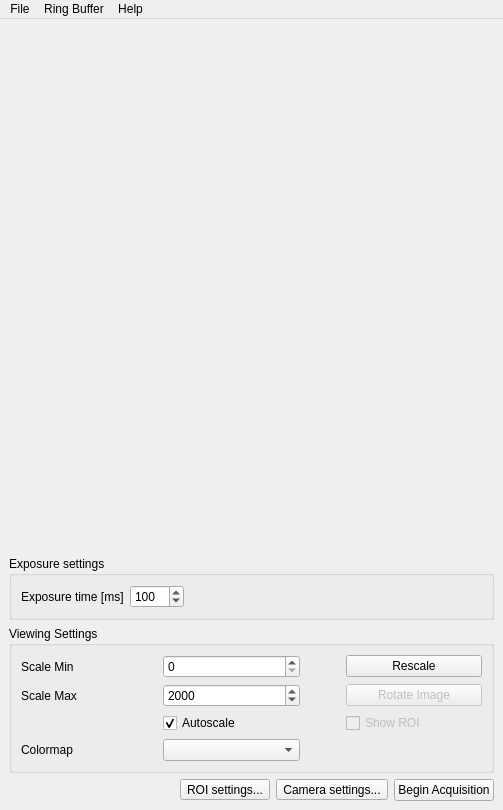
Above: viewer/viewer.ui from lcici/qCamera before the change. Below: the same form after it.
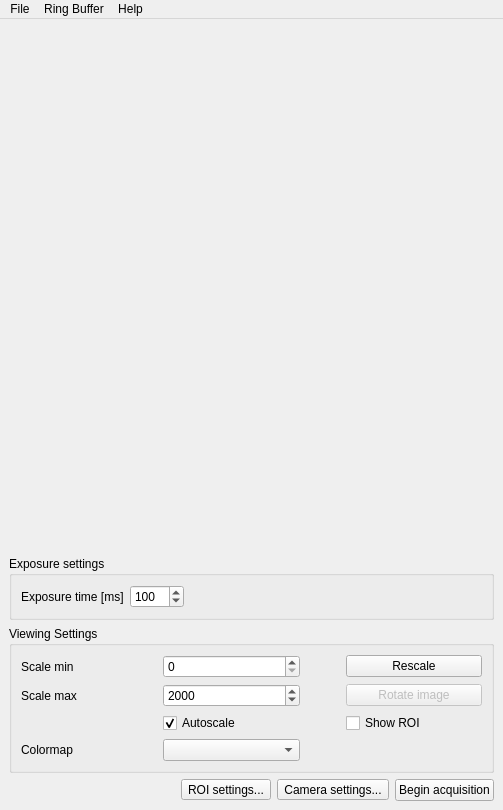
That is the form after the change. Custom widgets are drawn as their Qt base class.

Patch:
```diff
--- a/viewer/viewer.ui
+++ b/viewer/viewer.ui
@@ -124,7 +124,7 @@
          <item row="0" column="0">
           <widget class="QLabel" name="label_2">
            <property name="text">
-            <string>Scale Min</string>
+            <string>Scale min</string>
            </property>
           </widget>
          </item>
@@ -138,7 +138,7 @@
          <item row="1" column="0">
           <widget class="QLabel" name="label_3">
            <property name="text">
-            <string>Scale Max</string>
+            <string>Scale max</string>
            </property>
           </widget>
          </item>
@@ -155,7 +155,7 @@
             <bool>false</bool>
            </property>
            <property name="text">
-            <string>Rotate Image</string>
+            <string>Rotate image</string>
            </property>
           </widget>
          </item>
@@ -177,9 +177,6 @@
          </item>
          <item row="2" column="3">
           <widget class="QCheckBox" name="showROIBox">
-           <property name="enabled">
-            <bool>false</bool>
-           </property>
            <property name="text">
             <string>Show ROI</string>
            </property>
@@ -222,7 +219,7 @@
       <item>
        <widget class="QPushButton" name="acquisitionButton">
         <property name="text">
-         <string>Begin Acquisition</string>
+         <string>Begin acquisition</string>
         </property>
        </widget>
       </item>
```
